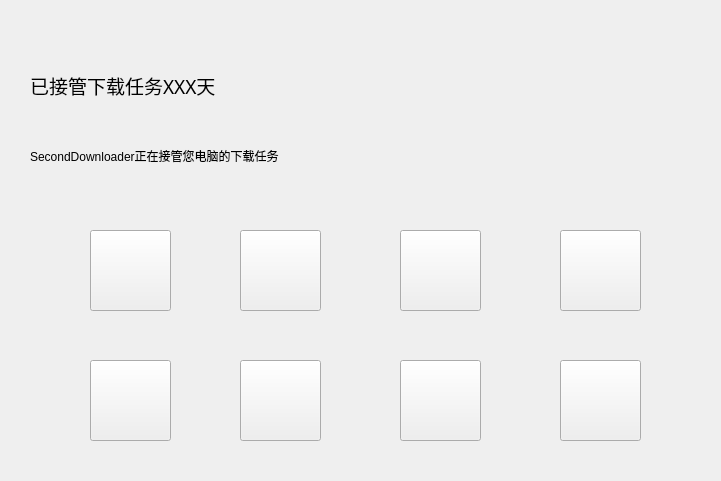
Qt form ui/frmmainpage.ui (pinsoftstudio/SecondDownloader) before a commit.
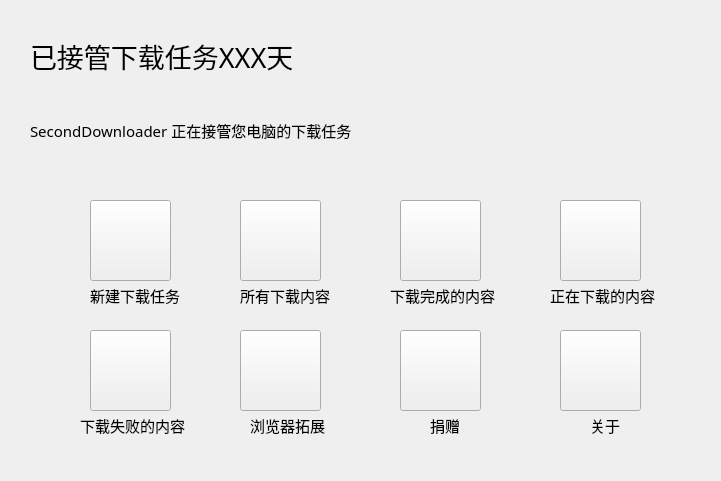
The same form after that commit. Icons and pictures are not drawn.

Commit message: 完成暗色模式主界面

Diff of the .ui file:
```diff
--- a/ui/frmmainpage.ui
+++ b/ui/frmmainpage.ui
@@ -17,15 +17,15 @@
    <property name="geometry">
     <rect>
      <x>30</x>
-     <y>50</y>
-     <width>241</width>
+     <y>20</y>
+     <width>671</width>
      <height>71</height>
     </rect>
    </property>
    <property name="font">
     <font>
      <family>Microsoft YaHei</family>
-     <pointsize>14</pointsize>
+     <pointsize>20</pointsize>
     </font>
    </property>
    <property name="text">
@@ -36,20 +36,26 @@
    <property name="geometry">
     <rect>
      <x>30</x>
-     <y>120</y>
-     <width>271</width>
-     <height>71</height>
+     <y>90</y>
+     <width>661</width>
+     <height>81</height>
     </rect>
    </property>
+   <property name="font">
+    <font>
+     <family>微软雅黑</family>
+     <pointsize>11</pointsize>
+    </font>
+   </property>
    <property name="text">
-    <string>SecondDownloader正在接管您电脑的下载任务</string>
+    <string>SecondDownloader 正在接管您电脑的下载任务</string>
    </property>
   </widget>
   <widget class="QPushButton" name="btnNewDownload">
    <property name="geometry">
     <rect>
      <x>90</x>
-     <y>230</y>
+     <y>200</y>
      <width>81</width>
      <height>81</height>
     </rect>
@@ -65,7 +71,7 @@
    <property name="geometry">
     <rect>
      <x>240</x>
-     <y>230</y>
+     <y>200</y>
      <width>81</width>
      <height>81</height>
     </rect>
@@ -82,7 +88,7 @@
    <property name="geometry">
     <rect>
      <x>400</x>
-     <y>230</y>
+     <y>200</y>
      <width>81</width>
      <height>81</height>
     </rect>
@@ -99,7 +105,7 @@
    <property name="geometry">
     <rect>
      <x>560</x>
-     <y>230</y>
+     <y>200</y>
      <width>81</width>
      <height>81</height>
     </rect>
@@ -115,7 +121,7 @@
    <property name="geometry">
     <rect>
      <x>90</x>
-     <y>360</y>
+     <y>330</y>
      <width>81</width>
      <height>81</height>
     </rect>
@@ -131,7 +137,7 @@
    <property name="geometry">
     <rect>
      <x>240</x>
-     <y>360</y>
+     <y>330</y>
      <width>81</width>
      <height>81</height>
     </rect>
@@ -148,7 +154,7 @@
    <property name="geometry">
     <rect>
      <x>400</x>
-     <y>360</y>
+     <y>330</y>
      <width>81</width>
      <height>81</height>
     </rect>
@@ -164,7 +170,7 @@
    <property name="geometry">
     <rect>
      <x>560</x>
-     <y>360</y>
+     <y>330</y>
      <width>81</width>
      <height>81</height>
     </rect>
@@ -176,6 +182,158 @@
     <string/>
    </property>
   </widget>
+  <widget class="QLabel" name="labtxt_2">
+   <property name="geometry">
+    <rect>
+     <x>90</x>
+     <y>280</y>
+     <width>91</width>
+     <height>31</height>
+    </rect>
+   </property>
+   <property name="font">
+    <font>
+     <family>微软雅黑</family>
+     <pointsize>11</pointsize>
+    </font>
+   </property>
+   <property name="text">
+    <string>新建下载任务</string>
+   </property>
+  </widget>
+  <widget class="QLabel" name="labtxt_3">
+   <property name="geometry">
+    <rect>
+     <x>240</x>
+     <y>280</y>
+     <width>91</width>
+     <height>31</height>
+    </rect>
+   </property>
+   <property name="font">
+    <font>
+     <family>微软雅黑</family>
+     <pointsize>11</pointsize>
+    </font>
+   </property>
+   <property name="text">
+    <string>所有下载内容</string>
+   </property>
+  </widget>
+  <widget class="QLabel" name="labtxt_4">
+   <property name="geometry">
+    <rect>
+     <x>390</x>
+     <y>280</y>
+     <width>121</width>
+     <height>31</height>
+    </rect>
+   </property>
+   <property name="font">
+    <font>
+     <family>微软雅黑</family>
+     <pointsize>11</pointsize>
+    </font>
+   </property>
+   <property name="text">
+    <string>下载完成的内容</string>
+   </property>
+  </widget>
+  <widget class="QLabel" name="labtxt_5">
+   <property name="geometry">
+    <rect>
+     <x>550</x>
+     <y>280</y>
+     <width>121</width>
+     <height>31</height>
+    </rect>
+   </property>
+   <property name="font">
+    <font>
+     <family>微软雅黑</family>
+     <pointsize>11</pointsize>
+    </font>
+   </property>
+   <property name="text">
+    <string>正在下载的内容</string>
+   </property>
+  </widget>
+  <widget class="QLabel" name="labtxt_6">
+   <property name="geometry">
+    <rect>
+     <x>80</x>
+     <y>410</y>
+     <width>121</width>
+     <height>31</height>
+    </rect>
+   </property>
+   <property name="font">
+    <font>
+     <family>微软雅黑</family>
+     <pointsize>11</pointsize>
+    </font>
+   </property>
+   <property name="text">
+    <string>下载失败的内容</string>
+   </property>
+  </widget>
+  <widget class="QLabel" name="labtxt_7">
+   <property name="geometry">
+    <rect>
+     <x>250</x>
+     <y>410</y>
+     <width>81</width>
+     <height>31</height>
+    </rect>
+   </property>
+   <property name="font">
+    <font>
+     <family>微软雅黑</family>
+     <pointsize>11</pointsize>
+    </font>
+   </property>
+   <property name="text">
+    <string>浏览器拓展</string>
+   </property>
+  </widget>
+  <widget class="QLabel" name="labtxt_8">
+   <property name="geometry">
+    <rect>
+     <x>430</x>
+     <y>410</y>
+     <width>31</width>
+     <height>31</height>
+    </rect>
+   </property>
+   <property name="font">
+    <font>
+     <family>微软雅黑</family>
+     <pointsize>11</pointsize>
+    </font>
+   </property>
+   <property name="text">
+    <string>捐赠</string>
+   </property>
+  </widget>
+  <widget class="QLabel" name="labtxt_9">
+   <property name="geometry">
+    <rect>
+     <x>590</x>
+     <y>410</y>
+     <width>31</width>
+     <height>31</height>
+    </rect>
+   </property>
+   <property name="font">
+    <font>
+     <family>微软雅黑</family>
+     <pointsize>11</pointsize>
+    </font>
+   </property>
+   <property name="text">
+    <string>关于</string>
+   </property>
+  </widget>
  </widget>
  <resources/>
  <connections/>
```
Left out of the diff: 26 changed lines with no effect on the pictures. The commit also changes 17 other files.
